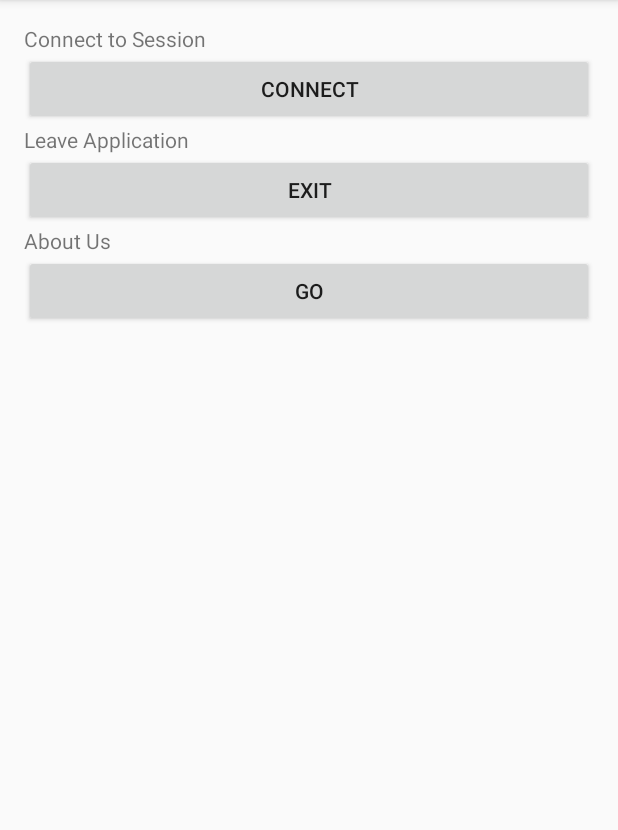
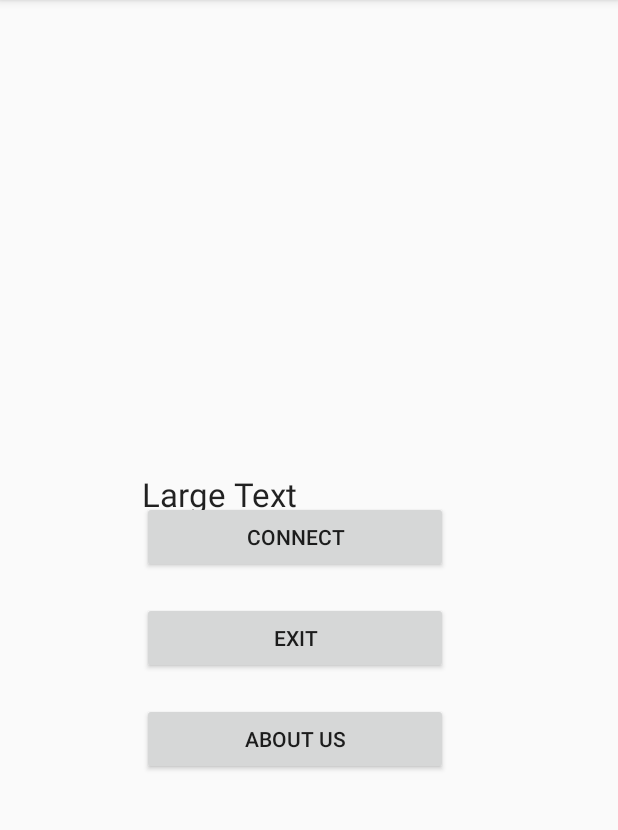
Before and after one commit to mtracy01/HackIllinois2015, an Android app: the screen it shows after launch (MainActivity), on a phone screen of 412 x 824 dp, the part 84-914 px from its top. Run offline under Robolectric (Android 15) with nearby library versions, the light colour scheme and no system bars; libraries missing offline, so code that uses them is left out: com.facebook.

```diff
--- a/Phone_Por/app/src/main/java/com/example/nissanoz/phone_por/MainActivity.java
+++ b/Phone_Por/app/src/main/java/com/example/nissanoz/phone_por/MainActivity.java
@@ -20,7 +20,6 @@ public class MainActivity extends ActionBarActivity implements View.OnClickListe
     protected void onCreate(Bundle savedInstanceState) {
         super.onCreate(savedInstanceState);
         setContentView(R.layout.activity_main);
-
         Initialize();
     }
 
--- a/Phone_Por/app/src/main/res/layout/activity_main.xml
+++ b/Phone_Por/app/src/main/res/layout/activity_main.xml
@@ -1,15 +1,18 @@
 <RelativeLayout xmlns:android="http://schemas.android.com/apk/res/android"
-    xmlns:tools="http://schemas.android.com/tools" android:layout_width="match_parent"
-    android:layout_height="match_parent" android:paddingLeft="@dimen/activity_horizontal_margin"
+    xmlns:tools="http://schemas.android.com/tools"
+    android:layout_width="50mm"
+    android:layout_height="match_parent"
+    android:paddingLeft="15mm"
     android:paddingRight="@dimen/activity_horizontal_margin"
-    android:paddingTop="@dimen/activity_vertical_margin"
-    android:paddingBottom="@dimen/activity_vertical_margin" tools:context=".MainActivity">
+    android:paddingTop="50mm"
+    android:paddingBottom="@dimen/activity_vertical_margin" tools:context=".MainActivity"
+>
+
 
     <TextView
         android:id="@+id/Session"
         android:layout_width="fill_parent"
         android:layout_height="wrap_content"
-        android:text="Connect to Session"
         />
 
     <Button
@@ -25,7 +28,6 @@
         android:layout_width="fill_parent"
         android:layout_height="wrap_content"
         android:layout_below="@+id/bConnect"
-        android:text="Leave Application"
         />
 
     <Button
@@ -42,7 +44,6 @@
         android:layout_width="fill_parent"
         android:layout_height="wrap_content"
         android:layout_below="@+id/bExit"
-        android:text="About Us"
         />
 
     <Button
@@ -50,7 +51,14 @@
         android:layout_width="fill_parent"
         android:layout_height="wrap_content"
         android:layout_below="@+id/AU"
-        android:text="Go"
+        android:text="About Us"
+        />
+
+    <TextView
+        android:layout_width="wrap_content"
+        android:layout_height="wrap_content"
+        android:textAppearance="?android:attr/textAppearanceLarge"
+        android:text="Large Text"
         />
 
 </RelativeLayout>
```
Also changed, not shown: Phone_Por/app/src/main/java/com/example/nissanoz/phone_por/Session.java (added, +136 -0 lines), 1 other file.
